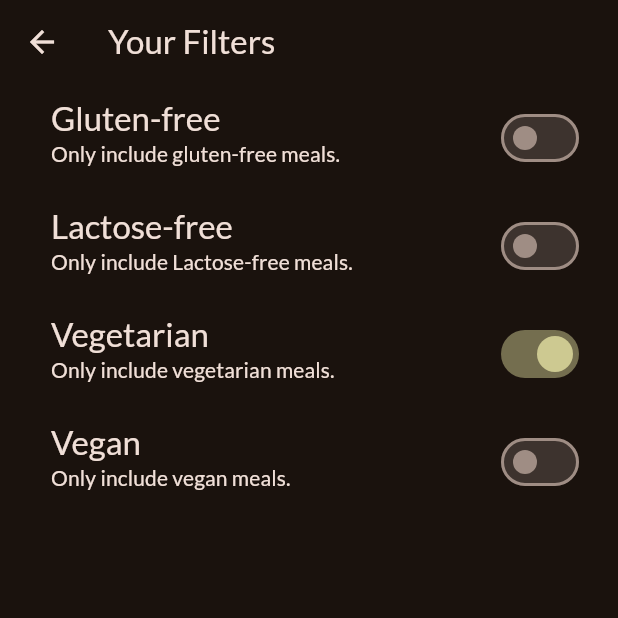
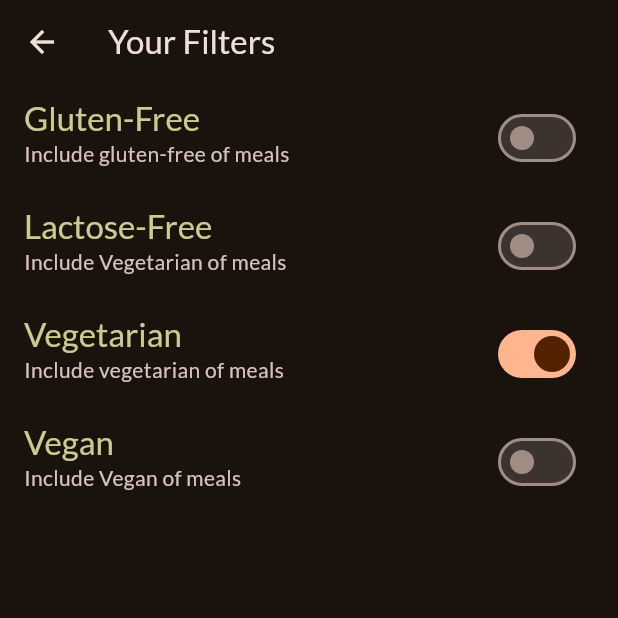
Before and after one commit to shallwebegin/menu, a Flutter app: the FiltersScreen screen opened directly, after a tap on "Vegetarian", on a phone screen of 412 x 824 dp, the top half of it. Run offline on Flutter 3.47's test engine with Material 3 defaults, Android fonts, the phone set to English and light mode, and no system bars; our stand-ins replace flutter_riverpod, google_fonts, transparent_image.

Commit message:
finis app training

```diff
--- a/lib/providers/filters_provider.dart
+++ /dev/null
@@ -1,49 +0,0 @@
-import 'package:flutter_riverpod/flutter_riverpod.dart';
-import 'package:menu/providers/meals_provider.dart';
-
-enum Filter { glutenFree, lactoseFree, vegetarian, vegan }
-
-class FiltersNotifier extends StateNotifier<Map<Filter, bool>> {
-  FiltersNotifier()
-      : super({
-          Filter.glutenFree: false,
-          Filter.lactoseFree: false,
-          Filter.vegan: false,
-          Filter.vegetarian: false,
-        });
-
-  void setFilters(Map<Filter, bool> choosenFilters) {
-    state = choosenFilters;
-  }
-
-  void setFilter(Filter filter, bool isActive) {
-    state = {
-      ...state,
-      filter: isActive,
-    };
-  }
-}
-
-final filtersProvider =
-    StateNotifierProvider<FiltersNotifier, Map<Filter, bool>>(
-        (ref) => FiltersNotifier());
-
-final filteredMealsProvider = Provider((ref) {
-  final meals = ref.watch(mealsProvider);
-  final activeFilters = ref.watch(filtersProvider);
-  return meals.where((meal) {
-    if (activeFilters[Filter.glutenFree]! && !meal.isGlutenFree) {
-      return false;
-    }
-    if (activeFilters[Filter.lactoseFree]! && !meal.isLactoseFree) {
-      return false;
-    }
-    if (activeFilters[Filter.vegetarian]! && !meal.isVegetarian) {
-      return false;
-    }
-    if (activeFilters[Filter.vegan]! && !meal.isVegan) {
-      return false;
-    }
-    return true;
-  }).toList();
-});
--- a/lib/providers/meals_provider.dart
+++ /dev/null
@@ -1,6 +0,0 @@
-import 'package:flutter_riverpod/flutter_riverpod.dart';
-import 'package:menu/data/dummy_data.dart';
-
-final mealsProvider = Provider((ref) {
-  return dummyMeals;
-});
--- a/lib/screens/categories.dart
+++ b/lib/screens/categories.dart
@@ -5,40 +5,14 @@ import 'package:menu/models/meal.dart';
 import 'package:menu/screens/meals.dart';
 import 'package:menu/widgets/category_grid_item.dart';
 
-class CategoriesScreen extends StatefulWidget {
-  const CategoriesScreen({super.key, required this.avaibleMeals});
-
+class CategoriesScreen extends StatelessWidget {
+  const CategoriesScreen(
+      {super.key, required this.onFavoriteSelect, required this.avaibleMeals});
   final List<Meal> avaibleMeals;
-
-  @override
-  State<CategoriesScreen> createState() => _CategoriesScreenState();
-}
-
-class _CategoriesScreenState extends State<CategoriesScreen>
-    with SingleTickerProviderStateMixin {
-  late AnimationController _animationController;
-  @override
-  void initState() {
-    super.initState();
-    _animationController = AnimationController(
-      vsync: this,
-      duration: const Duration(
-        milliseconds: 300,
-      ),
-      lowerBound: 0,
-      upperBound: 1,
-    );
-    _animationController.forward();
-  }
-
-  @override
-  void dispose() {
-    _animationController.dispose();
-    super.dispose();
-  }
+  final void Function(Meal meal) onFavoriteSelect;
 
   void _selectCategory(BuildContext context, Category category) {
-    final filteredMeals = widget.avaibleMeals
+    final filteredMeals = avaibleMeals
         .where((meal) => meal.categories.contains(category.id))
         .toList();
     Navigator.of(context).push(
@@ -46,16 +20,14 @@ class _CategoriesScreenState extends State<CategoriesScreen>
         builder: (context) => MealsScreen(
             title: category.title,
             meals: filteredMeals,
-        ),
+            onFavoriteSelect: onFavoriteSelect),
       ),
     );
   }
 
   @override
   Widget build(BuildContext context) {
-    return AnimatedBuilder(
-      animation: _animationController,
-      child: GridView(
+    return GridView(
       padding: const EdgeInsets.all(16),
       gridDelegate: const SliverGridDelegateWithFixedCrossAxisCount(
           crossAxisCount: 2,
@@ -71,15 +43,6 @@ class _CategoriesScreenState extends State<CategoriesScreen>
             },
           )
       ],
-      ),
-      builder: (context, child) => SlideTransition(
-        position: Tween(
-          begin: const Offset(0, 0.3),
-          end: const Offset(0, 0),
-        ).animate(CurvedAnimation(
-            parent: _animationController, curve: Curves.easeInOut)),
-        child: child,
-      ),
     );
   }
 }
--- a/lib/screens/filters.dart
+++ b/lib/screens/filters.dart
@@ -1,119 +1,103 @@
-// ignore_for_file: deprecated_member_use
-import 'package:flutter_riverpod/flutter_riverpod.dart';
 import 'package:flutter/material.dart';
-import 'package:menu/providers/filters_provider.dart';
 
-class FiltersScreen extends ConsumerWidget {
-  const FiltersScreen({
-    super.key,
-  });
+enum Filter { glutenFree, lactoseFree, vegetarian, vegan }
+
+class FiltersScreen extends StatefulWidget {
+  const FiltersScreen({super.key});
 
   @override
-  Widget build(BuildContext context, WidgetRef ref) {
-    final activeFilters = ref.watch(filtersProvider);
+  State<FiltersScreen> createState() => _FiltersScreenState();
+}
+
+class _FiltersScreenState extends State<FiltersScreen> {
+  var _glutenFreeFilterSet = false;
+  var _lactoseFreeFilterSet = false;
+  var _vegetarianFilterSet = false;
+  var _veganFilterSet = false;
+  @override
+  Widget build(BuildContext context) {
     return Scaffold(
       appBar: AppBar(
-        title: const Text('Your Filters'),
+        title: Text('Your Filters'),
       ),
-      body: Column(
+      body: WillPopScope(
+        onWillPop: () async {
+          Navigator.of(context).pop({
+            Filter.glutenFree: _glutenFreeFilterSet,
+            Filter.lactoseFree: _lactoseFreeFilterSet,
+            Filter.vegetarian: _vegetarianFilterSet,
+            Filter.vegan: _veganFilterSet,
+          });
+          return false;
+        },
+        child: Column(
           children: [
             SwitchListTile(
-            value: activeFilters[Filter.glutenFree]!,
+              value: _glutenFreeFilterSet,
               onChanged: (isChecked) {
-              ref
-                  .read(filtersProvider.notifier)
-                  .setFilter(Filter.glutenFree, isChecked);
+                setState(() {
+                  _glutenFreeFilterSet = isChecked;
+                });
               },
               title: Text(
-              'Gluten-free',
+                'Gluten-Free',
                 style: Theme.of(context)
                     .textTheme
                     .titleLarge!
-                  .copyWith(color: Theme.of(context).colorScheme.onBackground),
+                    .copyWith(color: Theme.of(context).colorScheme.tertiary),
               ),
-            subtitle: Text(
-              'Only include gluten-free meals.',
-              style: Theme.of(context)
-                  .textTheme
-                  .labelLarge!
-                  .copyWith(color: Theme.of(context).colorScheme.onBackground),
-            ),
-            activeColor: Theme.of(context).colorScheme.tertiary,
-            contentPadding: const EdgeInsets.only(left: 34, right: 22),
+              subtitle: Text('Include gluten-free of meals'),
             ),
             SwitchListTile(
-            value: activeFilters[Filter.lactoseFree]!,
+              value: _lactoseFreeFilterSet,
               onChanged: (isChecked) {
-              ref
-                  .read(filtersProvider.notifier)
-                  .setFilter(Filter.lactoseFree, isChecked);
+                setState(() {
+                  _lactoseFreeFilterSet = isChecked;
+                });
               },
               title: Text(
-              'Lactose-free',
+                'Lactose-Free',
                 style: Theme.of(context)
                     .textTheme
                     .titleLarge!
-                  .copyWith(color: Theme.of(context).colorScheme.onBackground),
+                    .copyWith(color: Theme.of(context).colorScheme.tertiary),
               ),
-            subtitle: Text(
-              'Only include Lactose-free meals.',
-              style: Theme.of(context)
-                  .textTheme
-                  .labelLarge!
-                  .copyWith(color: Theme.of(context).colorScheme.onBackground),
-            ),
-            activeColor: Theme.of(context).colorScheme.tertiary,
-            contentPadding: const EdgeInsets.only(left: 34, right: 22),
+              subtitle: Text('Include Vegetarian of meals'),
             ),
             SwitchListTile(
-            value: activeFilters[Filter.vegetarian]!,
+              value: _vegetarianFilterSet,
               onChanged: (isChecked) {
-              ref
-                  .read(filtersProvider.notifier)
-                  .setFilter(Filter.vegetarian, isChecked);
+                setState(() {
+                  _vegetarianFilterSet = isChecked;
+                });
               },
               title: Text(
                 'Vegetarian',
                 style: Theme.of(context)
                     .textTheme
                     .titleLarge!
-                  .copyWith(color: Theme.of(context).colorScheme.onBackground),
+                    .copyWith(color: Theme.of(context).colorScheme.tertiary),
               ),
-            subtitle: Text(
-              'Only include vegetarian meals.',
-              style: Theme.of(context)
-                  .textTheme
-                  .labelLarge!
-                  .copyWith(color: Theme.of(context).colorScheme.onBackground),
-            ),
-            activeColor: Theme.of(context).colorScheme.tertiary,
-            contentPadding: const EdgeInsets.only(left: 34, right: 22),
+              subtitle: Text('Include vegetarian of meals'),
             ),
             SwitchListTile(
-            value: activeFilters[Filter.vegan]!,
+              value: _veganFilterSet,
               onChanged: (isChecked) {
-              ref
-                  .read(filtersProvider.notifier)
-                  .setFilter(Filter.vegan, isChecked);
+                setState(() {
+                  _veganFilterSet = isChecked;
+                });
               },
               title: Text(
                 'Vegan',
                 style: Theme.of(context)
                     .textTheme
                     .titleLarge!
-                  .copyWith(color: Theme.of(context).colorScheme.onBackground),
+                    .copyWith(color: Theme.of(context).colorScheme.tertiary),
               ),
-            subtitle: Text(
-              'Only include vegan meals.',
-              style: Theme.of(context)
-                  .textTheme
-                  .labelLarge!
-                  .copyWith(color: Theme.of(context).colorScheme.onBackground),
-            ),
-            activeColor: Theme.of(context).colorScheme.tertiary,
-            contentPadding: const EdgeInsets.only(left: 34, right: 22),
+              subtitle: Text('Include Vegan of meals'),
             ),
           ],
+        ),
       ),
     );
   }
--- a/lib/widgets/category_grid_item.dart
+++ b/lib/widgets/category_grid_item.dart
@@ -14,13 +14,13 @@ class CategoryGridItem extends StatelessWidget {
       splashColor: Colors.white,
       borderRadius: BorderRadius.circular(16),
       child: Container(
-        padding: const EdgeInsets.all(16),
+        padding: const EdgeInsets.all(12),
         decoration: BoxDecoration(
           borderRadius: BorderRadius.circular(16),
           gradient: LinearGradient(
             colors: [
               category.color.withOpacity(0.55),
-              category.color.withOpacity(0.9),
+              category.color.withOpacity(0.8),
             ],
           ),
         ),
```
Also changed, not shown: lib/providers/favorites_provider.dart (deleted, +0 -21 lines), lib/screens/meal_detail.dart (+23 -62 lines), lib/screens/meals.dart (+15 -13 lines), lib/screens/tabs.dart (+52 -19 lines), lib/widgets/main_drawer.dart (+25 -23 lines), lib/widgets/meal_item.dart (+3 -7 lines), lib/widgets/meal_item_trait.dart (+5 -8 lines). Lines whose indentation alone changed are shown as unchanged.
